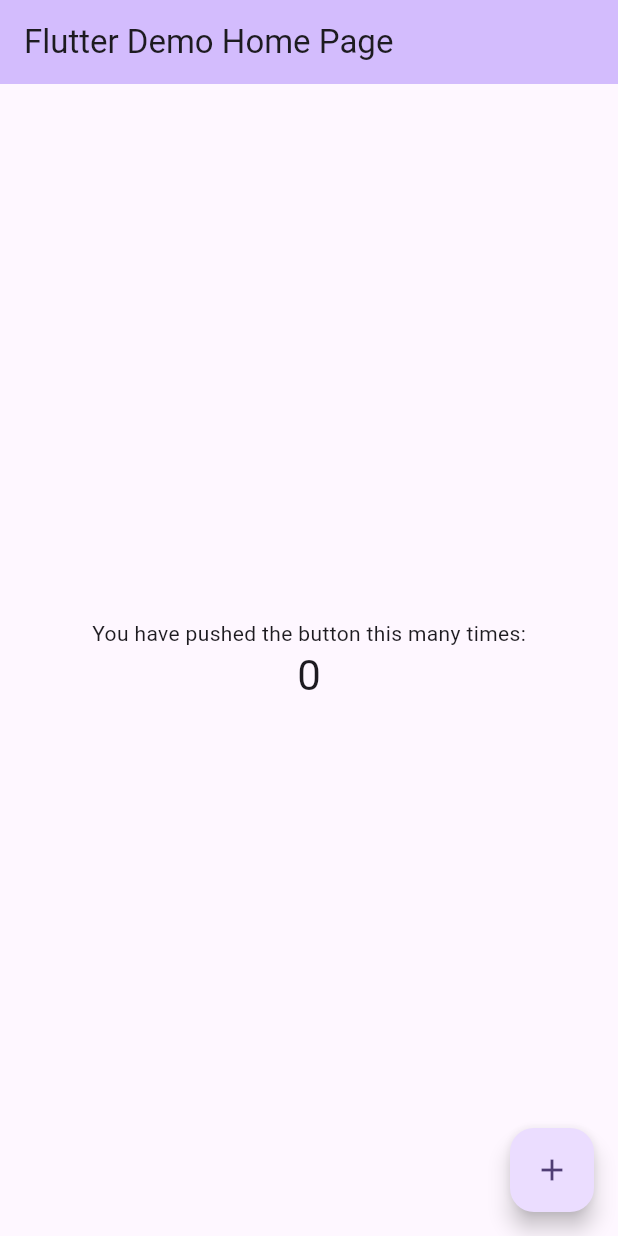
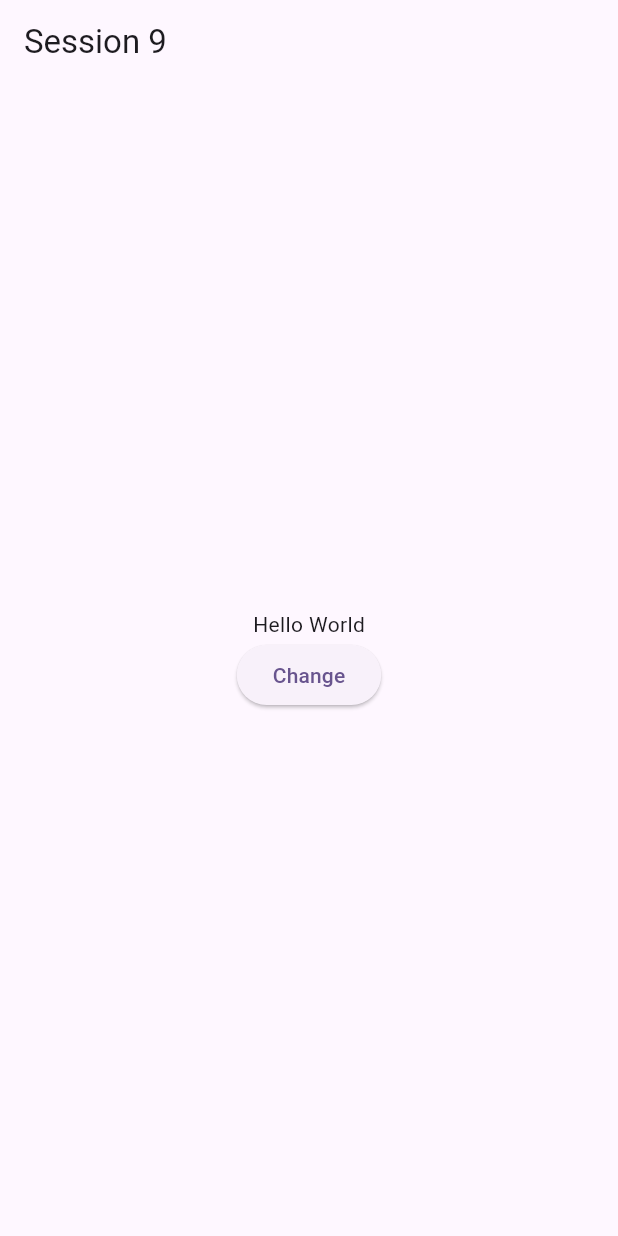
Before and after one commit to abidroid/session9-stateful, a Flutter app: the screen it shows after launch, on a phone screen of 412 x 824 dp. Run offline on Flutter 3.47's test engine with Material 3 defaults, Android fonts, the phone set to English and light mode, and no system bars.

Commit message:
first screen done

```diff
--- a/lib/main.dart
+++ b/lib/main.dart
@@ -1,4 +1,5 @@
 import 'package:flutter/material.dart';
+import 'package:session9/screens/first_screen.dart';
 
 void main() {
   runApp(const MyApp());
@@ -31,95 +32,7 @@ class MyApp extends StatelessWidget {
         colorScheme: ColorScheme.fromSeed(seedColor: Colors.deepPurple),
         useMaterial3: true,
       ),
-      home: const MyHomePage(title: 'Flutter Demo Home Page'),
+      home: const FirstScreen(),
     );
   }
 }
-
-class MyHomePage extends StatefulWidget {
-  const MyHomePage({super.key, required this.title});
-
-  // This widget is the home page of your application. It is stateful, meaning
-  // that it has a State object (defined below) that contains fields that affect
-  // how it looks.
-
-  // This class is the configuration for the state. It holds the values (in this
-  // case the title) provided by the parent (in this case the App widget) and
-  // used by the build method of the State. Fields in a Widget subclass are
-  // always marked "final".
-
-  final String title;
-
-  @override
-  State<MyHomePage> createState() => _MyHomePageState();
-}
-
-class _MyHomePageState extends State<MyHomePage> {
-  int _counter = 0;
-
-  void _incrementCounter() {
-    setState(() {
-      // This call to setState tells the Flutter framework that something has
-      // changed in this State, which causes it to rerun the build method below
-      // so that the display can reflect the updated values. If we changed
-      // _counter without calling setState(), then the build method would not be
-      // called again, and so nothing would appear to happen.
-      _counter++;
-    });
-  }
-
-  @override
-  Widget build(BuildContext context) {
-    // This method is rerun every time setState is called, for instance as done
-    // by the _incrementCounter method above.
-    //
-    // The Flutter framework has been optimized to make rerunning build methods
-    // fast, so that you can just rebuild anything that needs updating rather
-    // than having to individually change instances of widgets.
-    return Scaffold(
-      appBar: AppBar(
-        // TRY THIS: Try changing the color here to a specific color (to
-        // Colors.amber, perhaps?) and trigger a hot reload to see the AppBar
-        // change color while the other colors stay the same.
-        backgroundColor: Theme.of(context).colorScheme.inversePrimary,
-        // Here we take the value from the MyHomePage object that was created by
-        // the App.build method, and use it to set our appbar title.
-        title: Text(widget.title),
-      ),
-      body: Center(
-        // Center is a layout widget. It takes a single child and positions it
-        // in the middle of the parent.
-        child: Column(
-          // Column is also a layout widget. It takes a list of children and
-          // arranges them vertically. By default, it sizes itself to fit its
-          // children horizontally, and tries to be as tall as its parent.
-          //
-          // Column has various properties to control how it sizes itself and
-          // how it positions its children. Here we use mainAxisAlignment to
-          // center the children vertically; the main axis here is the vertical
-          // axis because Columns are vertical (the cross axis would be
-          // horizontal).
-          //
-          // TRY THIS: Invoke "debug painting" (choose the "Toggle Debug Paint"
-          // action in the IDE, or press "p" in the console), to see the
-          // wireframe for each widget.
-          mainAxisAlignment: MainAxisAlignment.center,
-          children: <Widget>[
-            const Text(
-              'You have pushed the button this many times:',
-            ),
-            Text(
-              '$_counter',
-              style: Theme.of(context).textTheme.headlineMedium,
-            ),
-          ],
-        ),
-      ),
-      floatingActionButton: FloatingActionButton(
-        onPressed: _incrementCounter,
-        tooltip: 'Increment',
-        child: const Icon(Icons.add),
-      ), // This trailing comma makes auto-formatting nicer for build methods.
-    );
-  }
-}
--- /dev/null
+++ b/lib/screens/first_screen.dart
@@ -0,0 +1,40 @@
+import 'package:flutter/material.dart';
+
+class FirstScreen extends StatefulWidget {
+  const FirstScreen({super.key});
+
+  @override
+  State<FirstScreen> createState() => _FirstScreenState();
+}
+
+class _FirstScreenState extends State<FirstScreen> {
+
+  // initial state
+  String message = 'Hello World';
+
+  @override
+  Widget build(BuildContext context) {
+    print('Build Executed');
+    return Scaffold(
+      appBar: AppBar(
+        title: const Text('Session 9'),
+      ),
+      body: Center(
+        child: Column(
+          mainAxisSize: MainAxisSize.min,
+          children: [
+            Text(message),
+            ElevatedButton(onPressed: () {
+
+              setState(() {
+                message = 'Decode - App Development';
+
+              });
+
+            }, child: const Text('Change'))
+          ],
+        ),
+      ),
+    );
+  }
+}
```
